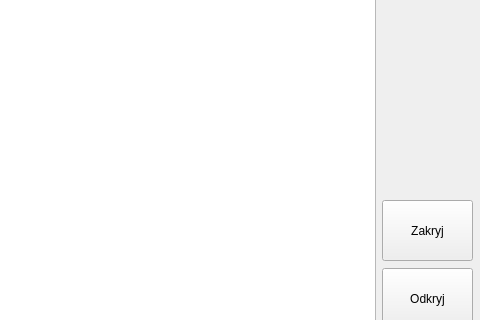
This is mainwindow.ui in GrimmyReaps/PasswordManager as Qt 5 draws it before an edit; both pictures show x 320 to 800 and y 150 to 470 of the 800 by 610 pixel window. The edited form follows.
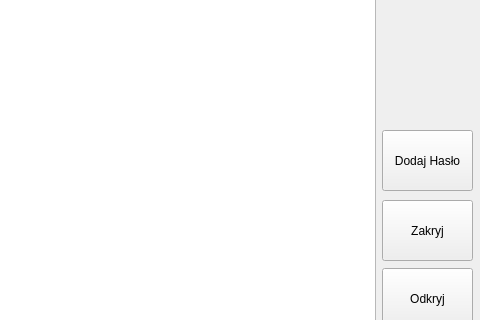
This is the edited form.

Commit message:
Start working on Passwords adding
After that saving to JSON

What changed in the file:
```diff
--- a/mainwindow.ui
+++ b/mainwindow.ui
@@ -84,6 +84,19 @@
      <string>Zakryj</string>
     </property>
    </widget>
+   <widget class="QPushButton" name="addPassword">
+    <property name="geometry">
+     <rect>
+      <x>702</x>
+      <y>280</y>
+      <width>91</width>
+      <height>61</height>
+     </rect>
+    </property>
+    <property name="text">
+     <string>Dodaj Hasło</string>
+    </property>
+   </widget>
   </widget>
   <widget class="QMenuBar" name="menubar">
    <property name="geometry">
```
The commit also changes 7 other files.
